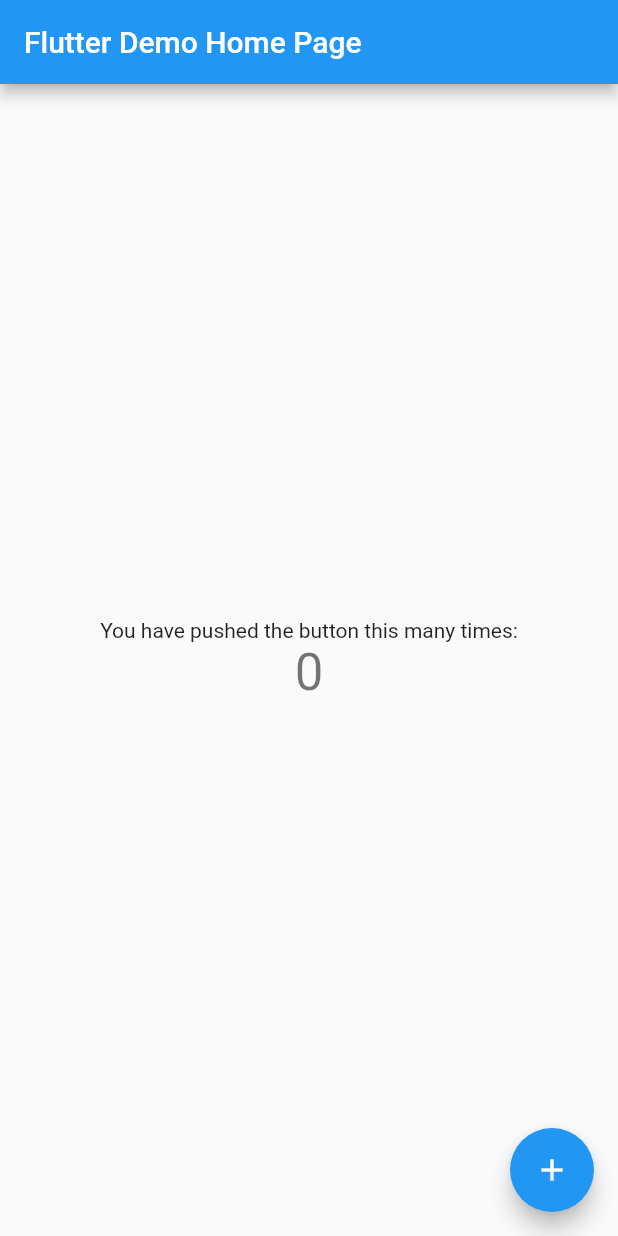
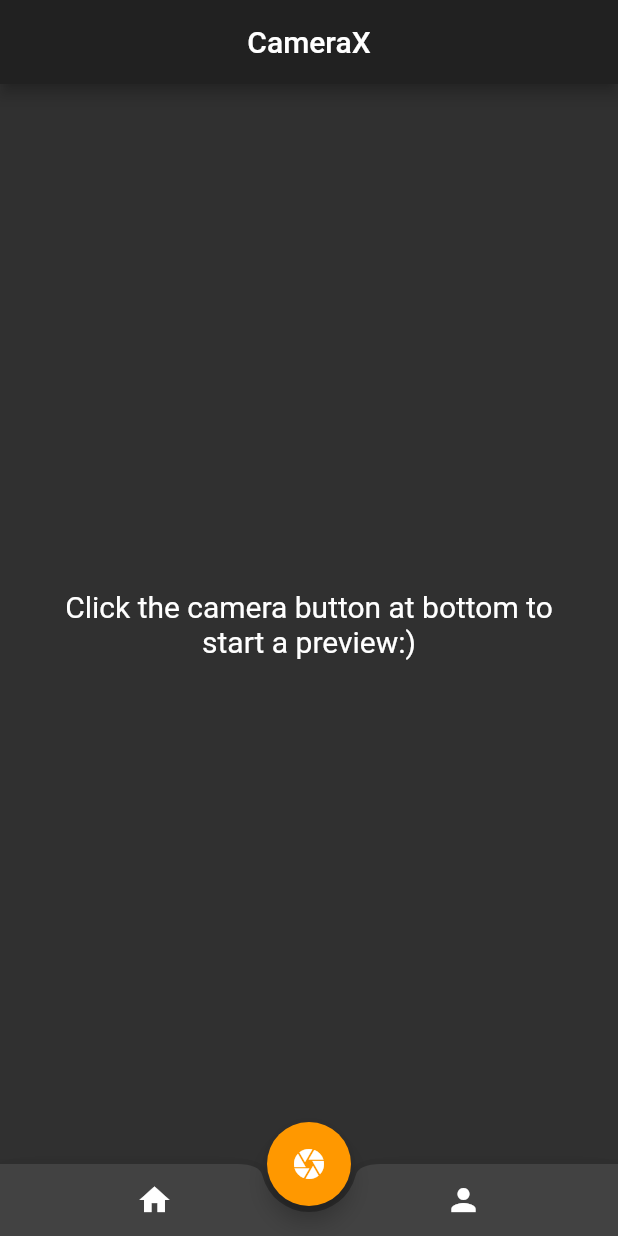
Before and after one commit to yanshouwang/scanner, a Flutter app: the screen it shows after launch, on a phone screen of 412 x 824 dp. Run offline on Flutter 3.47's test engine with Material 2 defaults, Android fonts, the phone set to English and light mode, and no system bars; missing offline and left inert: camerax.

Commit message:
update views

```diff
--- a/lib/main.dart
+++ b/lib/main.dart
@@ -1,117 +1,28 @@
 import 'package:flutter/material.dart';
+import 'package:flutter/services.dart';
+import 'package:scanner/view.dart';
 
 void main() {
   runApp(MyApp());
 }
 
+final navigatorKey = GlobalKey<NavigatorState>();
+
 class MyApp extends StatelessWidget {
-  // This widget is the root of your application.
   @override
   Widget build(BuildContext context) {
+    final style =
+        SystemUiOverlayStyle.dark.copyWith(statusBarColor: Colors.transparent);
+    SystemChrome.setSystemUIOverlayStyle(style);
+
     return MaterialApp(
-      title: 'Flutter Demo',
-      theme: ThemeData(
-        // This is the theme of your application.
-        //
-        // Try running your application with "flutter run". You'll see the
-        // application has a blue toolbar. Then, without quitting the app, try
-        // changing the primarySwatch below to Colors.green and then invoke
-        // "hot reload" (press "r" in the console where you ran "flutter run",
-        // or simply save your changes to "hot reload" in a Flutter IDE).
-        // Notice that the counter didn't reset back to zero; the application
-        // is not restarted.
-        primarySwatch: Colors.blue,
-        // This makes the visual density adapt to the platform that you run
-        // the app on. For desktop platforms, the controls will be smaller and
-        // closer together (more dense) than on mobile platforms.
-        visualDensity: VisualDensity.adaptivePlatformDensity,
-      ),
-      home: MyHomePage(title: 'Flutter Demo Home Page'),
+      home: HomeView(),
+      theme: ThemeData.dark().copyWith(platform: TargetPlatform.iOS),
+      routes: {
+        'camerax': (context) => CameraView(),
+        'show': (context) => ShowView(),
+      },
+      navigatorKey: navigatorKey,
     );
   }
 }
-
-class MyHomePage extends StatefulWidget {
-  MyHomePage({Key key, this.title}) : super(key: key);
-
-  // This widget is the home page of your application. It is stateful, meaning
-  // that it has a State object (defined below) that contains fields that affect
-  // how it looks.
-
-  // This class is the configuration for the state. It holds the values (in this
-  // case the title) provided by the parent (in this case the App widget) and
-  // used by the build method of the State. Fields in a Widget subclass are
-  // always marked "final".
-
-  final String title;
-
-  @override
-  _MyHomePageState createState() => _MyHomePageState();
-}
-
-class _MyHomePageState extends State<MyHomePage> {
-  int _counter = 0;
-
-  void _incrementCounter() {
-    setState(() {
-      // This call to setState tells the Flutter framework that something has
-      // changed in this State, which causes it to rerun the build method below
-      // so that the display can reflect the updated values. If we changed
-      // _counter without calling setState(), then the build method would not be
-      // called again, and so nothing would appear to happen.
-      _counter++;
-    });
-  }
-
-  @override
-  Widget build(BuildContext context) {
-    // This method is rerun every time setState is called, for instance as done
-    // by the _incrementCounter method above.
-    //
-    // The Flutter framework has been optimized to make rerunning build methods
-    // fast, so that you can just rebuild anything that needs updating rather
-    // than having to individually change instances of widgets.
-    return Scaffold(
-      appBar: AppBar(
-        // Here we take the value from the MyHomePage object that was created by
-        // the App.build method, and use it to set our appbar title.
-        title: Text(widget.title),
-      ),
-      body: Center(
-        // Center is a layout widget. It takes a single child and positions it
-        // in the middle of the parent.
-        child: Column(
-          // Column is also a layout widget. It takes a list of children and
-          // arranges them vertically. By default, it sizes itself to fit its
-          // children horizontally, and tries to be as tall as its parent.
-          //
-          // Invoke "debug painting" (press "p" in the console, choose the
-          // "Toggle Debug Paint" action from the Flutter Inspector in Android
-          // Studio, or the "Toggle Debug Paint" command in Visual Studio Code)
-          // to see the wireframe for each widget.
-          //
-          // Column has various properties to control how it sizes itself and
-          // how it positions its children. Here we use mainAxisAlignment to
-          // center the children vertically; the main axis here is the vertical
-          // axis because Columns are vertical (the cross axis would be
-          // horizontal).
-          mainAxisAlignment: MainAxisAlignment.center,
-          children: <Widget>[
-            Text(
-              'You have pushed the button this many times:',
-            ),
-            Text(
-              '$_counter',
-              style: Theme.of(context).textTheme.headline4,
-            ),
-          ],
-        ),
-      ),
-      floatingActionButton: FloatingActionButton(
-        onPressed: _incrementCounter,
-        tooltip: 'Increment',
-        child: Icon(Icons.add),
-      ), // This trailing comma makes auto-formatting nicer for build methods.
-    );
-  }
-}
--- /dev/null
+++ b/lib/src/view/home_view.dart
@@ -0,0 +1,53 @@
+import 'package:flutter/material.dart';
+
+class HomeView extends StatelessWidget {
+  @override
+  Widget build(BuildContext context) {
+    return Scaffold(
+      appBar: AppBar(
+        title: const Text('CameraX'),
+      ),
+      body: Center(
+        child: Padding(
+          padding: const EdgeInsets.all(40.0),
+          child: Text(
+            'Click the camera button at bottom to start a preview:)',
+            style: TextStyle(fontSize: 20.0),
+            textAlign: TextAlign.center,
+          ),
+        ),
+      ),
+      bottomNavigationBar: BottomAppBar(
+        shape: CircularNotchedRectangle(),
+        child: Row(
+          mainAxisAlignment: MainAxisAlignment.spaceAround,
+          children: [
+            IconButton(
+              icon: Icon(
+                Icons.home,
+                color: Colors.white,
+              ),
+              onPressed: () {},
+            ),
+            IconButton(
+              icon: Icon(
+                Icons.person,
+                color: Colors.white,
+              ),
+              onPressed: () {},
+            ),
+          ],
+        ),
+      ),
+      floatingActionButton: FloatingActionButton(
+        backgroundColor: Colors.orange,
+        child: Icon(
+          Icons.camera,
+          color: Colors.white,
+        ),
+        onPressed: () => Navigator.of(context).pushNamed('camerax'),
+      ),
+      floatingActionButtonLocation: FloatingActionButtonLocation.centerDocked,
+    );
+  }
+}
--- /dev/null
+++ b/lib/view.dart
@@ -0,0 +1,5 @@
+library view;
+
+export 'src/view/home_view.dart';
+export 'src/view/camera_view.dart';
+export 'src/view/show_view.dart';
--- a/pubspec.yaml
+++ b/pubspec.yaml
@@ -23,11 +23,7 @@ environment:
 dependencies:
   flutter:
     sdk: flutter
-
-
-  # The following adds the Cupertino Icons font to your application.
-  # Use with the CupertinoIcons class for iOS style icons.
-  cupertino_icons: ^1.0.0
+  camerax: ^0.0.1
 
 dev_dependencies:
   flutter_test:
```
Also changed, not shown: lib/src/view/camera_view.dart (added, +154 -0 lines), lib/src/view/show_view.dart (added, +17 -0 lines), pubspec.lock, 2 other files.
